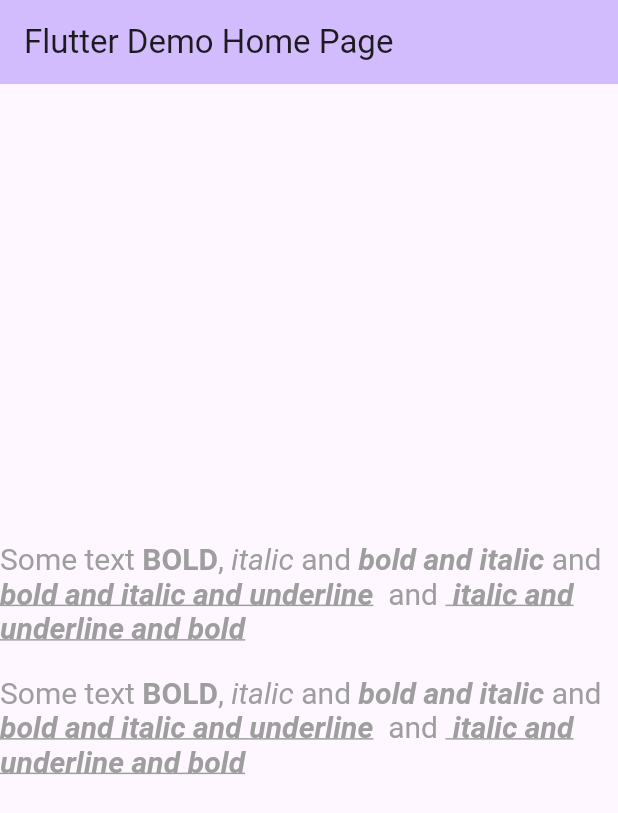
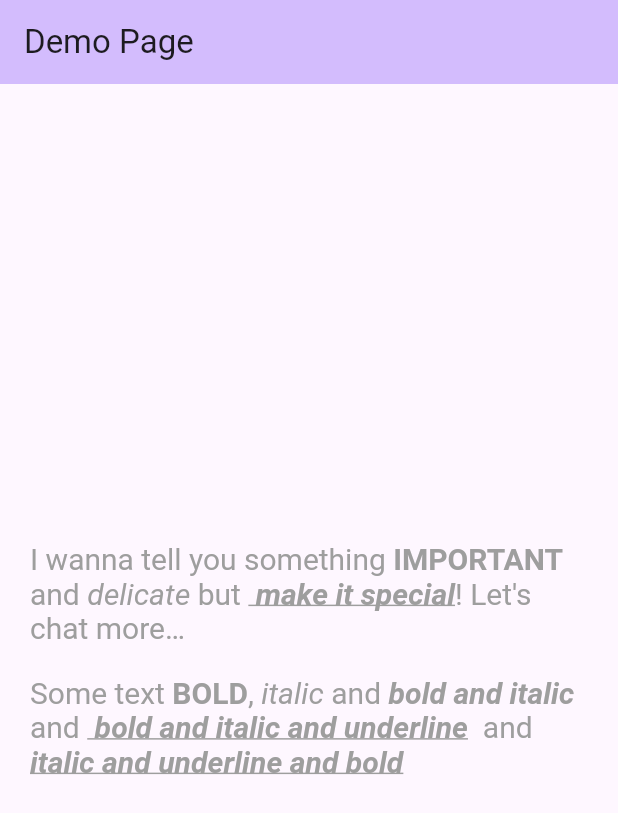
Before and after one commit to AlexandraDamaschin/text_parsing_regex, a Flutter app: the screen it shows after launch, on a phone screen of 412 x 824 dp. Shown: the top 813 px of the screen. Run offline on Flutter 3.47's test engine with Material 3 defaults, Android fonts, the phone set to English and light mode, and no system bars.

Commit message:
Update text for testing

```diff
--- a/lib/main.dart
+++ b/lib/main.dart
@@ -12,12 +12,12 @@
   @override
   Widget build(BuildContext context) {
     return MaterialApp(
-      title: 'Flutter Demo',
+      title: 'Text Parsing in Flutter',
       theme: ThemeData(
         colorScheme: ColorScheme.fromSeed(seedColor: Colors.deepPurple),
         useMaterial3: true,
       ),
-      home: const MyHomePage(title: 'Flutter Demo Home Page'),
+      home: const MyHomePage(title: 'Demo Page'),
     );
   }
 }
@@ -39,7 +39,9 @@
         backgroundColor: Theme.of(context).colorScheme.inversePrimary,
         title: Text(widget.title),
       ),
-      body: Center(
+      body: Padding(
+        padding: const EdgeInsets.all(20.0),
+        child: Center(
           child: Column(
             mainAxisAlignment: MainAxisAlignment.center,
             children: <Widget>[
@@ -47,7 +49,7 @@
                 richTextData: RegexRichText().textTransformation(
                   context: context,
                   text:
-                    'Some text <b>BOLD</b>, <i>italic</i> and <b><i>bold and italic</i></b> and <b><i><u> bold and italic and underline</b></i></u>  and <i><u><b> italic and underline and bold</i></u></b>',
+                      'I wanna tell you something <b>IMPORTANT</b> and <i>delicate</i> but <b><i><u> make it special</u></i></b>! Let\'s chat more…',
                 ),
               ),
               const SizedBox(height: 20),
@@ -61,6 +63,7 @@
             ],
           ),
         ),
+      ),
     );
   }
 }
```
Lines whose indentation alone changed are shown as unchanged.
